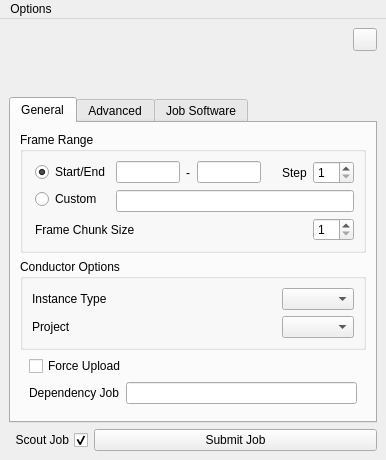
Before: the Qt Designer form conductor/resources/submitter.ui in AtomicConductor/conductor_client, drawn with Qt 5.
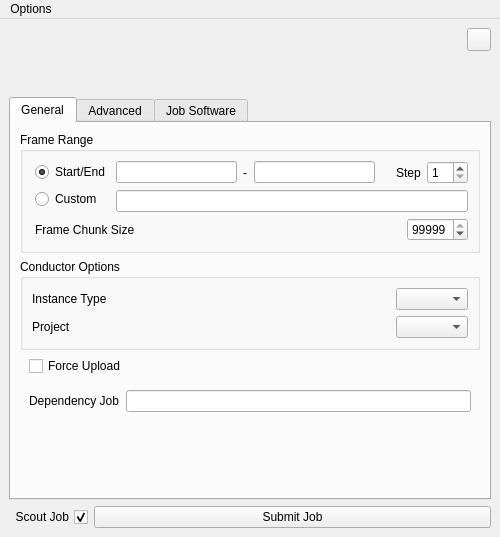
After: the same form once the commit is applied. Icons and pictures are not drawn.

Commit message: changed the chunk size dialog box

```diff
--- a/conductor/resources/submitter.ui
+++ b/conductor/resources/submitter.ui
@@ -6,8 +6,8 @@
    <rect>
     <x>0</x>
     <y>0</y>
-    <width>360</width>
-    <height>455</height>
+    <width>500</width>
+    <height>537</height>
    </rect>
   </property>
   <property name="windowTitle">
@@ -466,10 +466,10 @@
                     <number>1</number>
                    </property>
                    <property name="maximum">
-                    <number>99</number>
+                    <number>99999</number>
                    </property>
                    <property name="value">
-                    <number>1</number>
+                    <number>99999</number>
                    </property>
                    <property name="isFileUserPref" stdset="0">
                     <bool>true</bool>
@@ -995,8 +995,8 @@
     <rect>
      <x>0</x>
      <y>0</y>
-     <width>418</width>
-     <height>26</height>
+     <width>500</width>
+     <height>22</height>
     </rect>
    </property>
    <widget class="QMenu" name="ui_options_qmenu">
```
Left out of the diff: 6 changed lines with no effect on the pictures.
